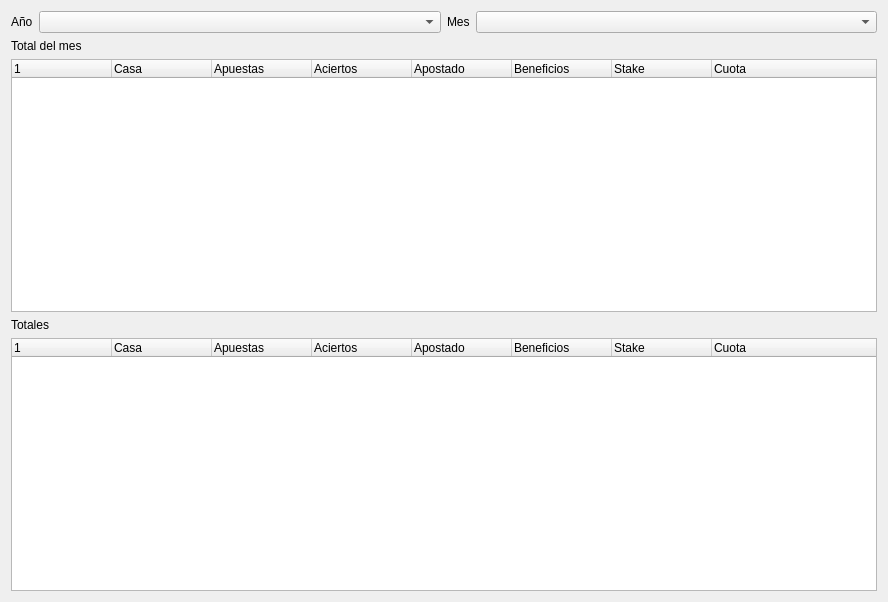
First picture: the form in ui/stats_bookie.ui, repository soker90/betcon, before the edit.
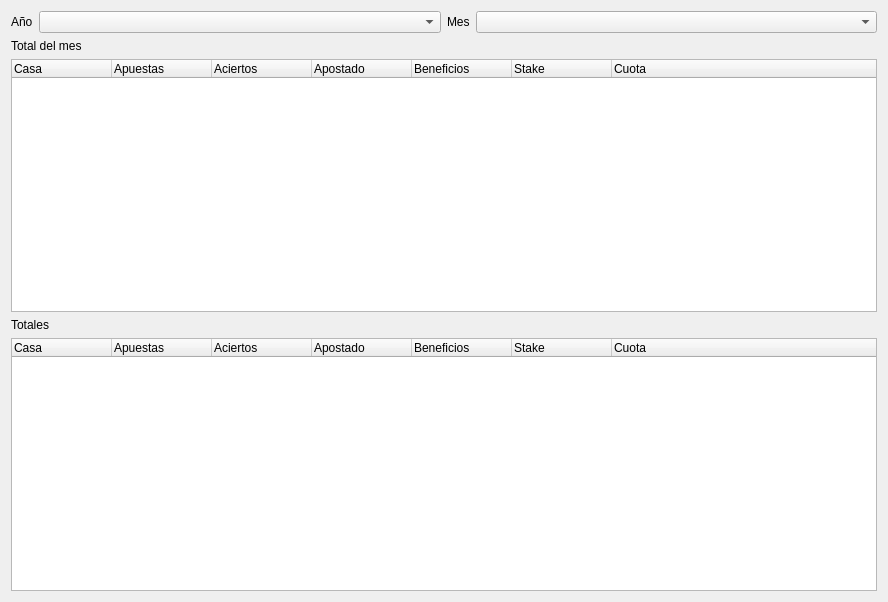
Second picture: the form after the edit.

Commit message: 1. Added bookie stats

```diff
--- a/ui/stats_bookie.ui
+++ b/ui/stats_bookie.ui
@@ -54,12 +54,7 @@
     </widget>
    </item>
    <item>
-    <widget class="QTreeWidget" name="treeWidget">
-     <column>
-      <property name="text">
-       <string/>
-      </property>
-     </column>
+    <widget class="QTreeWidget" name="treeMonth">
      <column>
       <property name="text">
        <string>Casa</string>
@@ -105,12 +100,7 @@
     </widget>
    </item>
    <item>
-    <widget class="QTreeWidget" name="treeWidget_2">
-     <column>
-      <property name="text">
-       <string/>
-      </property>
-     </column>
+    <widget class="QTreeWidget" name="treeTotal">
      <column>
       <property name="text">
        <string>Casa</string>
```
Left out of the diff: 4 changed lines with no effect on the pictures. The commit also changes 6 other files.
